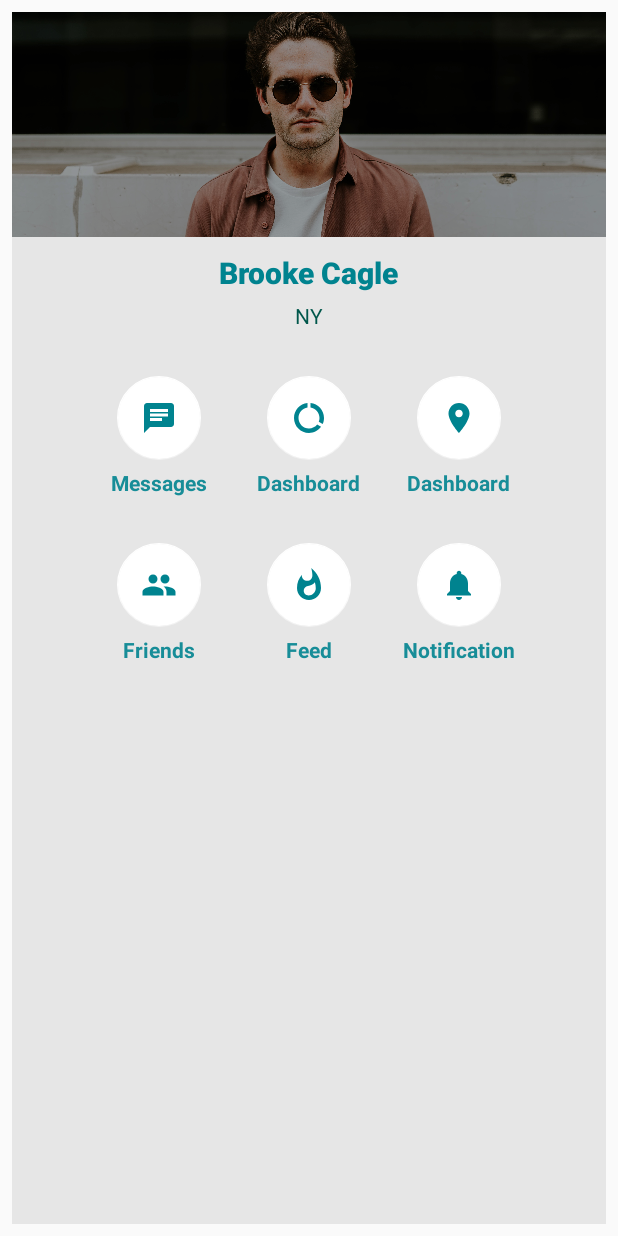
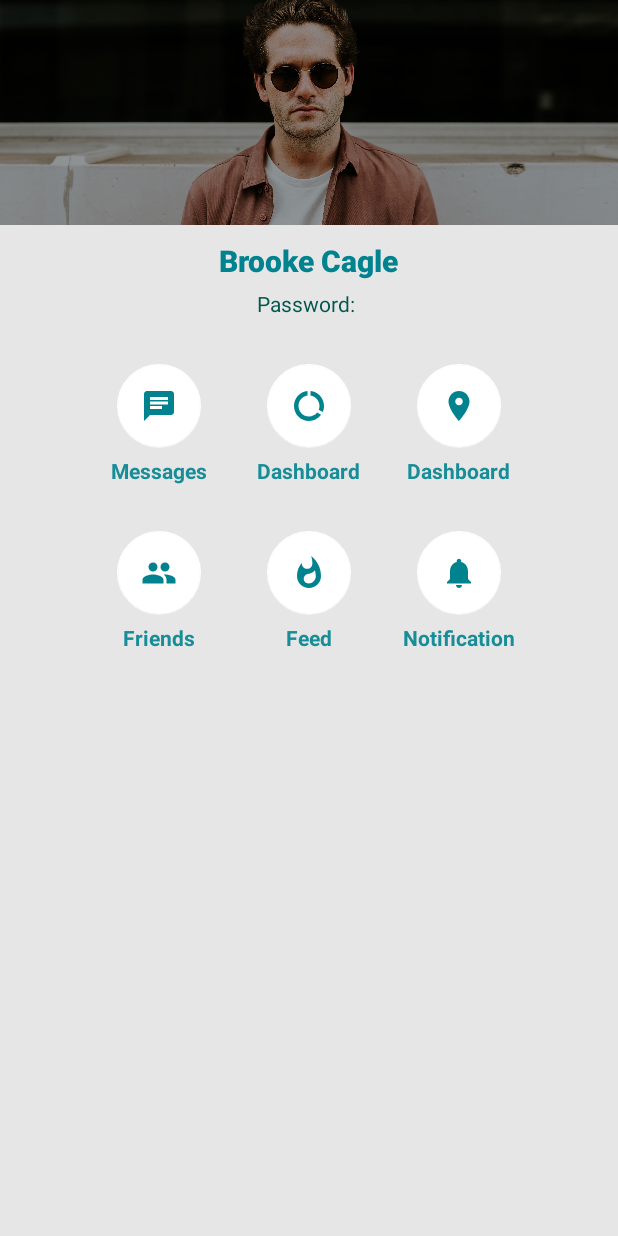
Before and after one commit to itsamirrezah/SingleActivityPattern, an Android app: the fragment FragB placed in its activity, on a phone screen of 412 x 824 dp. Run offline under Robolectric (Android 15) with nearby library versions, the phone set to English and light mode, and no system bars; 2 statements that could not run were skipped.

Commit message:
remove margins

```diff
--- a/app/src/main/res/layout/activity_main.xml
+++ b/app/src/main/res/layout/activity_main.xml
@@ -18,10 +18,6 @@
         android:name="androidx.navigation.fragment.NavHostFragment"
         android:layout_width="match_parent"
         android:layout_height="match_parent"
-        android:layout_marginStart="8dp"
-        android:layout_marginTop="8dp"
-        android:layout_marginEnd="8dp"
-        android:layout_marginBottom="8dp"
         app:defaultNavHost="true"
         app:layout_constraintBottom_toBottomOf="parent"
         app:layout_constraintEnd_toEndOf="parent"
--- a/app/src/main/res/layout/fragment_frag_b.xml
+++ b/app/src/main/res/layout/fragment_frag_b.xml
@@ -48,7 +48,7 @@
                     android:id="@+id/tvPassword"
                     android:layout_width="wrap_content"
                     android:layout_height="wrap_content"
-                    android:text="NY"
+                    android:text="Password: "
                     android:textAppearance="@style/TextAppearance.AppCompat.Body1"
                     android:textColor="@color/colorPrimaryDark" />
             </LinearLayout>
```
